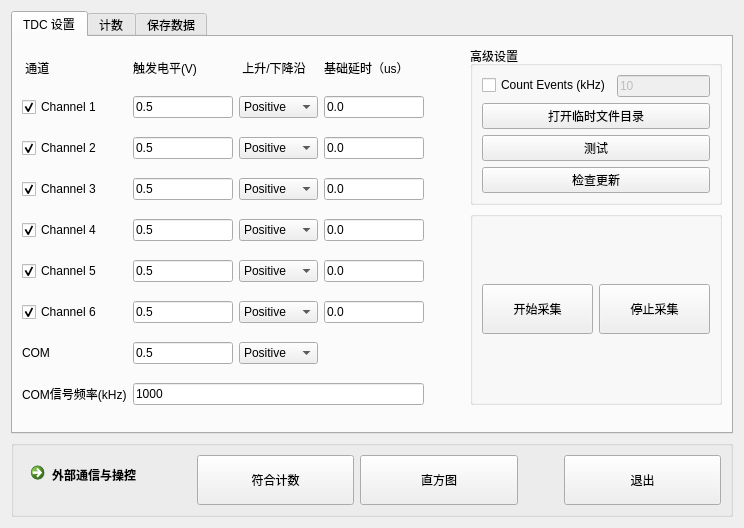
The window that ui/widget.ui (WhiteChimney/TDC-counter) describes before a commit, drawn with Qt 5.
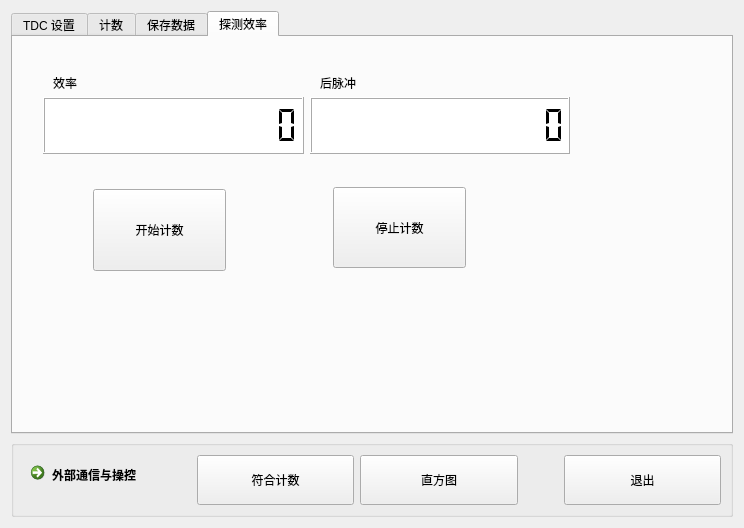
The same window after the commit.

Diff of the .ui file:
```diff
--- a/ui/widget.ui
+++ b/ui/widget.ui
@@ -17,7 +17,7 @@
    <item>
     <widget class="QTabWidget" name="tabWidget">
      <property name="currentIndex">
-      <number>0</number>
+      <number>3</number>
      </property>
      <widget class="QWidget" name="pageSettings">
       <attribute name="title">
@@ -1121,6 +1121,137 @@
        </item>
       </layout>
      </widget>
+     <widget class="QWidget" name="tab">
+      <attribute name="title">
+       <string>探测效率</string>
+      </attribute>
+      <widget class="QLCDNumber" name="lcdSPC1_3">
+       <property name="geometry">
+        <rect>
+         <x>30</x>
+         <y>60</y>
+         <width>261</width>
+         <height>57</height>
+        </rect>
+       </property>
+       <property name="sizePolicy">
+        <sizepolicy hsizetype="Minimum" vsizetype="Expanding">
+         <horstretch>1</horstretch>
+         <verstretch>0</verstretch>
+        </sizepolicy>
+       </property>
+       <property name="styleSheet">
+        <string notr="true">background-color: rgb(255, 255, 255);</string>
+       </property>
+       <property name="digitCount">
+        <number>13</number>
+       </property>
+       <property name="segmentStyle">
+        <enum>QLCDNumber::Flat</enum>
+       </property>
+       <property name="value" stdset="0">
+        <double>0.000000000000000</double>
+       </property>
+       <property name="intValue" stdset="0">
+        <number>0</number>
+       </property>
+      </widget>
+      <widget class="QLCDNumber" name="lcdSPC1_4">
+       <property name="geometry">
+        <rect>
+         <x>297</x>
+         <y>60</y>
+         <width>260</width>
+         <height>57</height>
+        </rect>
+       </property>
+       <property name="sizePolicy">
+        <sizepolicy hsizetype="Minimum" vsizetype="Expanding">
+         <horstretch>1</horstretch>
+         <verstretch>0</verstretch>
+        </sizepolicy>
+       </property>
+       <property name="styleSheet">
+        <string notr="true">background-color: rgb(255, 255, 255);</string>
+       </property>
+       <property name="digitCount">
+        <number>13</number>
+       </property>
+       <property name="segmentStyle">
+        <enum>QLCDNumber::Flat</enum>
+       </property>
+       <property name="value" stdset="0">
+        <double>0.000000000000000</double>
+       </property>
+       <property name="intValue" stdset="0">
+        <number>0</number>
+       </property>
+      </widget>
+      <widget class="QLabel" name="label_22">
+       <property name="geometry">
+        <rect>
+         <x>307</x>
+         <y>40</y>
+         <width>260</width>
+         <height>12</height>
+        </rect>
+       </property>
+       <property name="text">
+        <string>后脉冲</string>
+       </property>
+      </widget>
+      <widget class="QLabel" name="label_23">
+       <property name="geometry">
+        <rect>
+         <x>40</x>
+         <y>40</y>
+         <width>261</width>
+         <height>12</height>
+        </rect>
+       </property>
+       <property name="text">
+        <string>效率</string>
+       </property>
+      </widget>
+      <widget class="QPushButton" name="buttonStarteff">
+       <property name="geometry">
+        <rect>
+         <x>80</x>
+         <y>152</y>
+         <width>133</width>
+         <height>82</height>
+        </rect>
+       </property>
+       <property name="sizePolicy">
+        <sizepolicy hsizetype="Minimum" vsizetype="Expanding">
+         <horstretch>0</horstretch>
+         <verstretch>0</verstretch>
+        </sizepolicy>
+       </property>
+       <property name="text">
+        <string>开始计数</string>
+       </property>
+      </widget>
+      <widget class="QPushButton" name="buttonStopCount_2">
+       <property name="geometry">
+        <rect>
+         <x>320</x>
+         <y>150</y>
+         <width>133</width>
+         <height>81</height>
+        </rect>
+       </property>
+       <property name="sizePolicy">
+        <sizepolicy hsizetype="Minimum" vsizetype="Expanding">
+         <horstretch>0</horstretch>
+         <verstretch>0</verstretch>
+        </sizepolicy>
+       </property>
+       <property name="text">
+        <string>停止计数</string>
+       </property>
+      </widget>
+     </widget>
     </widget>
    </item>
    <item>
```
